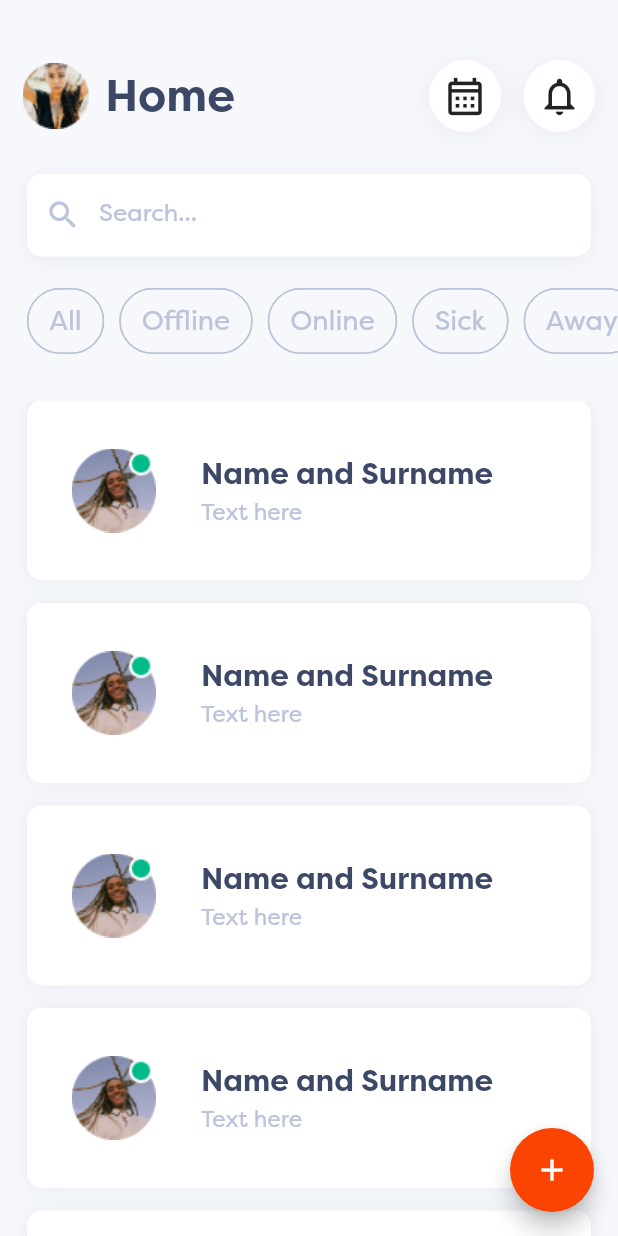
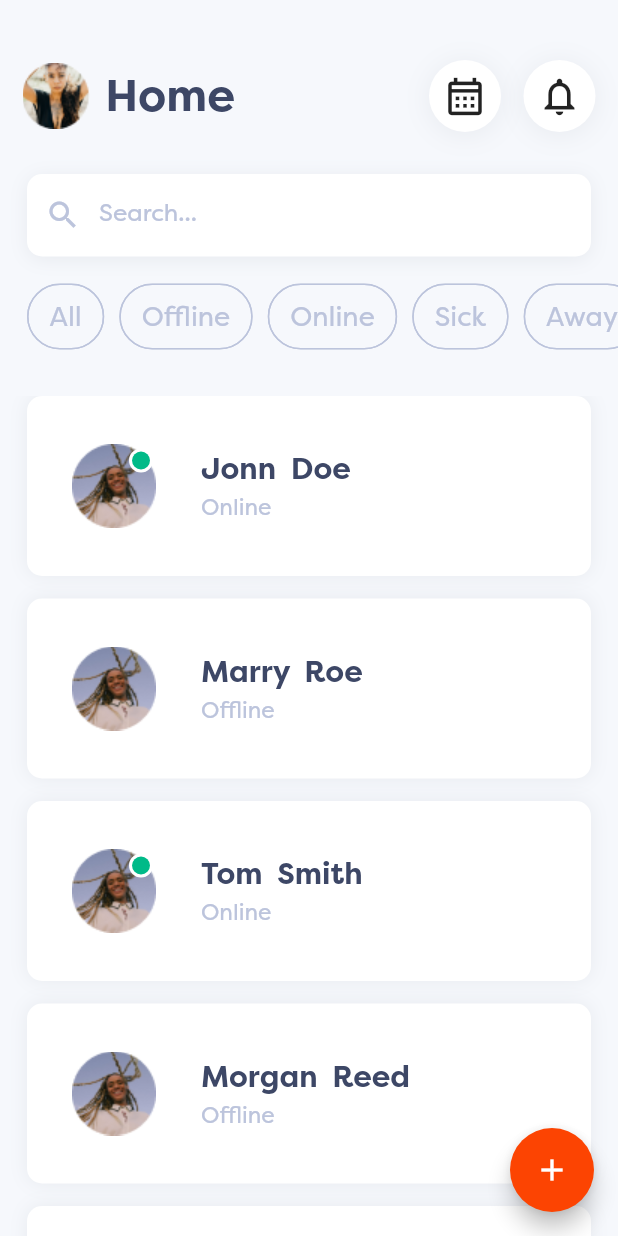
Before and after one commit to APuhanic/cobe-hive-mind-app-flutter, a Flutter app: the screen it shows after launch, on a phone screen of 412 x 824 dp. Run offline on Flutter 3.47's test engine with Material 2 defaults, Android fonts, the phone set to English and light mode, and no system bars; drawn by our look-alikes of flutter_speed_dial.

Commit message:
online status icon, user class, color class

```diff
--- /dev/null
+++ b/lib/app_colors.dart
@@ -0,0 +1,21 @@
+import 'package:flutter/material.dart';
+
+class AppColors {
+  static const background = Color.fromRGBO(246, 248, 252, 1);
+
+  static const text = Color.fromRGBO(61, 71, 102, 1);
+  static const textSecondary = Colors.white;
+  static const textAccent = Color.fromRGBO(188, 196, 220, 1);
+
+  static const accent = Color.fromRGBO(188, 196, 220, 1);
+  static const primary = Color.fromRGBO(252, 68, 2, 1);
+
+  static const widgetBackground = Colors.white;
+
+  static const overlayShadow = Color.fromRGBO(36, 36, 36, 1);
+  static const shadow = Color.fromRGBO(58, 73, 88, 0.08);
+
+  static const green = Color.fromRGBO(0, 186, 136, 1);
+  static const greenShadow = Color.fromRGBO(0, 186, 136, 0.3);
+  static const orangeShadow = Color.fromRGBO(252, 68, 2, 0.3);
+}
--- a/lib/main.dart
+++ b/lib/main.dart
@@ -1,3 +1,4 @@
+import 'package:cobe_hive_mobile_app/app_colors.dart';
 import 'package:cobe_hive_mobile_app/screens/home_screen.dart';
 import 'package:flutter/material.dart';
 
@@ -15,21 +16,21 @@ class CobeHiveApp extends StatelessWidget {
       title: 'Flutter Demo',
       debugShowCheckedModeBanner: false,
       theme: ThemeData(
-          scaffoldBackgroundColor: const Color.fromRGBO(246, 248, 252, 1),
+          scaffoldBackgroundColor: AppColors.background,
           fontFamily: "FilsonPro",
           textTheme: const TextTheme(
             bodyLarge: TextStyle(
               fontSize: 30,
               fontWeight: FontWeight.w700,
-              color: Color.fromRGBO(61, 71, 102, 1),
+              color: AppColors.text,
             ),
             bodyMedium: TextStyle(
               fontSize: 20,
-              color: Color.fromRGBO(61, 71, 102, 1),
+              color: AppColors.text,
             ),
             bodySmall: TextStyle(
               fontSize: 15,
-              color: Color.fromRGBO(61, 71, 102, 1),
+              color: AppColors.text,
             ),
           )),
       home: const HomeScreen(title: 'Flutter Demo Home Page'),
--- a/lib/screens/home_screen.dart
+++ b/lib/screens/home_screen.dart
@@ -1,9 +1,10 @@
+import 'package:cobe_hive_mobile_app/app_colors.dart';
 import 'package:cobe_hive_mobile_app/widgets/app_header.dart';
 import 'package:cobe_hive_mobile_app/widgets/chip_list.dart';
-import 'package:cobe_hive_mobile_app/widgets/employee_card.dart';
 import 'package:cobe_hive_mobile_app/widgets/employee_card_list.dart';
 import 'package:cobe_hive_mobile_app/widgets/search_bar.dart';
 import 'package:flutter/material.dart';
+import 'package:flutter_speed_dial/flutter_speed_dial.dart';
 
 class HomeScreen extends StatelessWidget {
   final String title;
@@ -12,18 +13,18 @@ class HomeScreen extends StatelessWidget {
   @override
   Widget build(BuildContext context) {
     return Scaffold(
-      body: Center(
+      body: const Center(
         child: Column(
           children: <Widget>[
             AppHeader(),
             Padding(
               padding:
-                  EdgeInsets.only(left: 18, right: 18, top: 28, bottom: 18),
+                  EdgeInsets.only(left: 18, right: 18, top: 28, bottom: 15),
               child: CobeSearchBar(),
             ),
             Padding(
-              padding: const EdgeInsets.only(left: 18, bottom: 28),
-              child: Container(
+              padding: EdgeInsets.only(left: 18, bottom: 28),
+              child: SizedBox(
                 height: 50, //zašto height?
                 child: ChipList(),
               ),
@@ -32,11 +33,48 @@ class HomeScreen extends StatelessWidget {
           ],
         ),
       ),
-      floatingActionButton: FloatingActionButton(
-        backgroundColor: const Color.fromRGBO(252, 68, 2, 1),
-        onPressed: () {},
-        tooltip: 'Increment',
-        child: const Icon(Icons.add),
+      floatingActionButton: SpeedDial(
+        backgroundColor: AppColors.primary,
+        icon: Icons.add,
+        activeIcon: Icons.close, //icon when menu is expanded on button
+        foregroundColor: Colors.white, //font color, icon color in button
+        activeBackgroundColor: AppColors.primary,
+        activeForegroundColor: Colors.white,
+        overlayColor: AppColors.overlayShadow,
+        overlayOpacity: 0.5,
+        spaceBetweenChildren: 15,
+        childrenButtonSize: const Size(156, 56),
+        children: [
+          SpeedDialChild(
+            backgroundColor: AppColors.primary,
+            child: const Padding(
+              padding: EdgeInsets.symmetric(horizontal: 8.0),
+              child: Text(
+                "Create Request",
+                style: TextStyle(color: AppColors.textSecondary),
+              ),
+            ),
+            shape: RoundedRectangleBorder(
+              borderRadius: BorderRadius.circular(10),
+            ),
+          ),
+          SpeedDialChild(
+            backgroundColor: AppColors.primary,
+            child: const Padding(
+              padding: EdgeInsets.symmetric(horizontal: 8),
+              child: Text(
+                "Add Absence",
+                style: TextStyle(
+                  color: AppColors.textSecondary,
+                ),
+              ),
+            ),
+            onTap: () {},
+            shape: RoundedRectangleBorder(
+              borderRadius: BorderRadius.circular(10),
+            ),
+          ),
+        ],
       ),
     );
   }
--- /dev/null
+++ b/lib/user_ui_model.dart
@@ -0,0 +1,13 @@
+class UserUiModel {
+  final String name;
+  final String surname;
+  final String status;
+  final String description;
+
+  UserUiModel({
+    required this.name,
+    required this.surname,
+    required this.status,
+    required this.description,
+  });
+}
--- a/lib/widgets/app_header.dart
+++ b/lib/widgets/app_header.dart
@@ -1,3 +1,4 @@
+import 'package:cobe_hive_mobile_app/app_colors.dart';
 import 'package:flutter/material.dart';
 
 class AppHeader extends StatelessWidget {
@@ -17,11 +18,11 @@ class AppHeader extends StatelessWidget {
           Expanded(child: Container()),
           Container(
             decoration: const BoxDecoration(
-              color: Color.fromRGBO(255, 255, 255, 1),
+              color: AppColors.widgetBackground,
               shape: BoxShape.circle,
               boxShadow: [
                 BoxShadow(
-                  color: Color.fromRGBO(58, 73, 88, 0.08),
+                  color: AppColors.shadow,
                   offset: Offset(0, 2),
                   blurRadius: 15.0,
                 ),
@@ -32,7 +33,7 @@ class AppHeader extends StatelessWidget {
               style: IconButton.styleFrom(
                 shape: const CircleBorder(),
                 elevation: 20,
-                backgroundColor: Colors.white,
+                backgroundColor: AppColors.widgetBackground,
               ),
               icon: const Icon(Icons.calendar_month_outlined),
               iconSize: 30,
@@ -41,11 +42,11 @@ class AppHeader extends StatelessWidget {
           const SizedBox(width: 15),
           Container(
             decoration: const BoxDecoration(
-              color: Color.fromRGBO(255, 255, 255, 1),
+              color: AppColors.widgetBackground,
               shape: BoxShape.circle,
               boxShadow: [
                 BoxShadow(
-                  color: Color.fromRGBO(58, 73, 88, 0.08),
+                  color: AppColors.shadow,
                   offset: Offset(0, 2),
                   blurRadius: 15.0,
                 ),
@@ -56,7 +57,7 @@ class AppHeader extends StatelessWidget {
               style: IconButton.styleFrom(
                 shape: const CircleBorder(),
                 elevation: 8,
-                backgroundColor: Colors.white,
+                backgroundColor: AppColors.widgetBackground,
               ),
               icon: const Icon(Icons.notifications_outlined),
               iconSize: 30,
--- a/lib/widgets/chip_list.dart
+++ b/lib/widgets/chip_list.dart
@@ -1,8 +1,15 @@
+import 'package:cobe_hive_mobile_app/app_colors.dart';
 import 'package:flutter/material.dart';
 
-class ChipList extends StatelessWidget {
-  ChipList({super.key});
-  final List<String> chipsText = [
+class ChipList extends StatefulWidget {
+  const ChipList({super.key});
+
+  @override
+  State<ChipList> createState() => _ChipListState();
+}
+
+class _ChipListState extends State<ChipList> {
+  final List<String> statusFilter = [
     "All",
     "Offline",
     "Online",
@@ -12,30 +19,46 @@ class ChipList extends StatelessWidget {
     "Parental",
     "Other"
   ];
+  Set<String> selectedFilters = <String>{};
   @override
   Widget build(BuildContext context) {
     return ListView.separated(
       scrollDirection: Axis.horizontal,
-      itemCount: chipsText.length,
+      itemCount: statusFilter.length,
       itemBuilder: (context, index) {
-        return Chip(
+        final isSelected = selectedFilters.contains(statusFilter[index]);
+        return FilterChip(
+          onSelected: (bool selected) {
+            setState(() {
+              if (selected) {
+                selectedFilters.add(statusFilter[index]);
+              } else {
+                selectedFilters.remove(statusFilter[index]);
+              }
+            });
+          },
+          selected: isSelected,
           label: Padding(
             padding: const EdgeInsets.all(6.0),
-            child: Text(chipsText[index],
-                style: const TextStyle(
-                  color: Color.fromRGBO(188, 196, 220, 1),
+            child: Text(statusFilter[index],
+                style: TextStyle(
+                  color: isSelected
+                      ? AppColors.textSecondary
+                      : AppColors.textAccent,
                   fontSize: 18,
                   fontWeight: FontWeight.w100,
                 )),
           ),
-          backgroundColor:
-              const Color.fromRGBO(246, 248, 252, 1), //neradi transparrent?
+          backgroundColor: AppColors.background, //neradi transparrent?
           shape: const StadiumBorder(
             side: BorderSide(
-              color: Color.fromRGBO(188, 196, 220, 1),
+              color: AppColors.accent,
               width: 1,
             ),
           ),
+          selectedColor: AppColors.green,
+          selectedShadowColor: AppColors.greenShadow,
+          showCheckmark: false,
         );
       },
       separatorBuilder: (context, index) => const SizedBox(width: 10),
--- a/lib/widgets/employee_card.dart
+++ b/lib/widgets/employee_card.dart
@@ -1,10 +1,16 @@
+import 'package:cobe_hive_mobile_app/user_ui_model.dart';
 import 'package:flutter/material.dart';
 
 class EmployeeCard extends StatelessWidget {
-  EmployeeCard({super.key});
+  final UserUiModel user;
+  const EmployeeCard(
+    this.user, {
+    super.key,
+  });
 
   @override
   Widget build(BuildContext context) {
+    debugPrint(user.name);
     return Padding(
       padding: const EdgeInsets.symmetric(horizontal: 18),
       child: Container(
@@ -21,32 +27,55 @@ class EmployeeCard extends StatelessWidget {
         ),
         child: Row(
           children: [
-            Padding(
-              padding: const EdgeInsets.symmetric(horizontal: 18),
-              child: Container(
+            Stack(children: [
+              Padding(
+                padding: const EdgeInsets.symmetric(horizontal: 18),
                 child: Image.asset(
-                  'images/profile_photo_employee.png',
+                  'images/profile_photo.png',
                   width: 80,
                   height: 80,
                 ),
               ),
-            ),
-            const Column(
+              if (user.status == "Online")
+                Positioned(
+                  top: 15,
+                  right: 32,
+                  child: Container(
+                    width: 16,
+                    height: 16,
+                    decoration: const BoxDecoration(
+                      color: Colors.white,
+                      shape: BoxShape.circle,
+                    ),
+                    child: Center(
+                      child: Container(
+                        width: 12,
+                        height: 12,
+                        decoration: const BoxDecoration(
+                          color: Color.fromRGBO(0, 186, 136, 1),
+                          shape: BoxShape.circle,
+                        ),
+                      ),
+                    ),
+                  ),
+                ),
+            ]),
+            Column(
               mainAxisAlignment: MainAxisAlignment.center,
               crossAxisAlignment: CrossAxisAlignment.start,
               children: [
                 Text(
-                  "Name and Surname",
-                  style: TextStyle(
+                  "${user.name} ${user.surname}",
+                  style: const TextStyle(
                     fontSize: 20,
                     fontWeight: FontWeight.w700,
                     color: Color.fromRGBO(61, 71, 102, 1),
                   ),
                 ),
-                SizedBox(height: 5),
+                const SizedBox(height: 5),
                 Text(
-                  "Text here",
-                  style: TextStyle(
+                  user.status,
+                  style: const TextStyle(
                     fontSize: 15,
                     color: Color.fromRGBO(188, 196, 220, 1),
                   ),
--- a/lib/widgets/employee_card_list.dart
+++ b/lib/widgets/employee_card_list.dart
@@ -1,20 +1,70 @@
+import 'package:cobe_hive_mobile_app/user_ui_model.dart';
 import 'package:cobe_hive_mobile_app/widgets/employee_card.dart';
 import 'package:flutter/material.dart';
 
 class EmployeeCardList extends StatelessWidget {
-  EmployeeCardList({super.key});
+  const EmployeeCardList({super.key});
+  //listt of UserUiModel
+  //const EmployeeCardList({required this.employees, super.key});
 
   @override
   Widget build(BuildContext context) {
+    final List<UserUiModel> users = [
+      UserUiModel(
+        name: "Jonn ",
+        surname: "Doe",
+        status: "Online",
+        description: "Text here",
+      ),
+      UserUiModel(
+        name: "Marry ",
+        surname: "Roe",
+        status: "Offline",
+        description: "Text here",
+      ),
+      UserUiModel(
+        name: "Tom ",
+        surname: "Smith",
+        status: "Online",
+        description: "Text here",
+      ),
+      UserUiModel(
+        name: "Morgan ",
+        surname: "Reed",
+        status: "Offline",
+        description: "Text here",
+      ),
+      UserUiModel(
+        name: "Jonn ",
+        surname: "Doe",
+        status: "Offline",
+        description: "Text here",
+      ),
+      UserUiModel(
+        name: "Jonn ",
+        surname: "Doe",
+        status: "Online",
+        description: "Text here",
+      ),
+      UserUiModel(
+        name: "Jonn ",
+        surname: "Doe",
+        status: "Online",
+        description: "Text here",
+      ),
+    ];
+
     return Expanded(
+      //pitati zašto je ovo potrebno
       child: ListView.separated(
         shrinkWrap: true,
         scrollDirection: Axis.vertical,
         itemBuilder: (context, index) {
-          return EmployeeCard();
+          final user = users[index];
+          return EmployeeCard(user);
         },
         separatorBuilder: (context, index) => const SizedBox(height: 15),
-        itemCount: 10,
+        itemCount: users.length,
       ),
     );
   }
--- a/pubspec.yaml
+++ b/pubspec.yaml
@@ -35,6 +35,8 @@ dependencies:
   # The following adds the Cupertino Icons font to your application.
   # Use with the CupertinoIcons class for iOS style icons.
   cupertino_icons: ^1.0.2
+  flutter_speed_dial: ^7.0.0
+
 
 dev_dependencies:
   flutter_test:
@@ -63,6 +65,7 @@ flutter:
      - images/profile_pic.png
      - images/calendar_icon.png
      - images/profile_photo_employee.png
+     - images/profile_photo.png
   #   - images/a_dot_ham.jpeg
 
   # An image asset can refer to one or more resolution-specific "variants", see
```
Also changed, not shown: images/profile_photo.png (added), lib/widgets/expandable_fab.dart (added), pubspec.lock.
